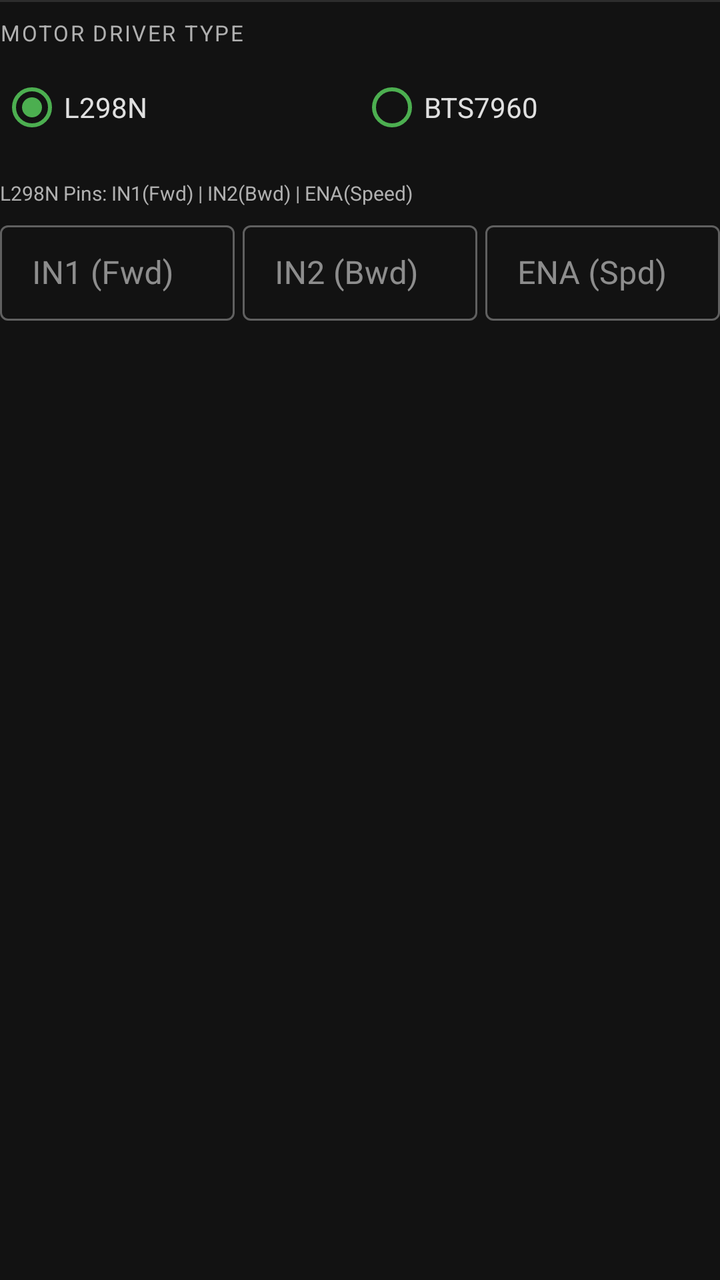
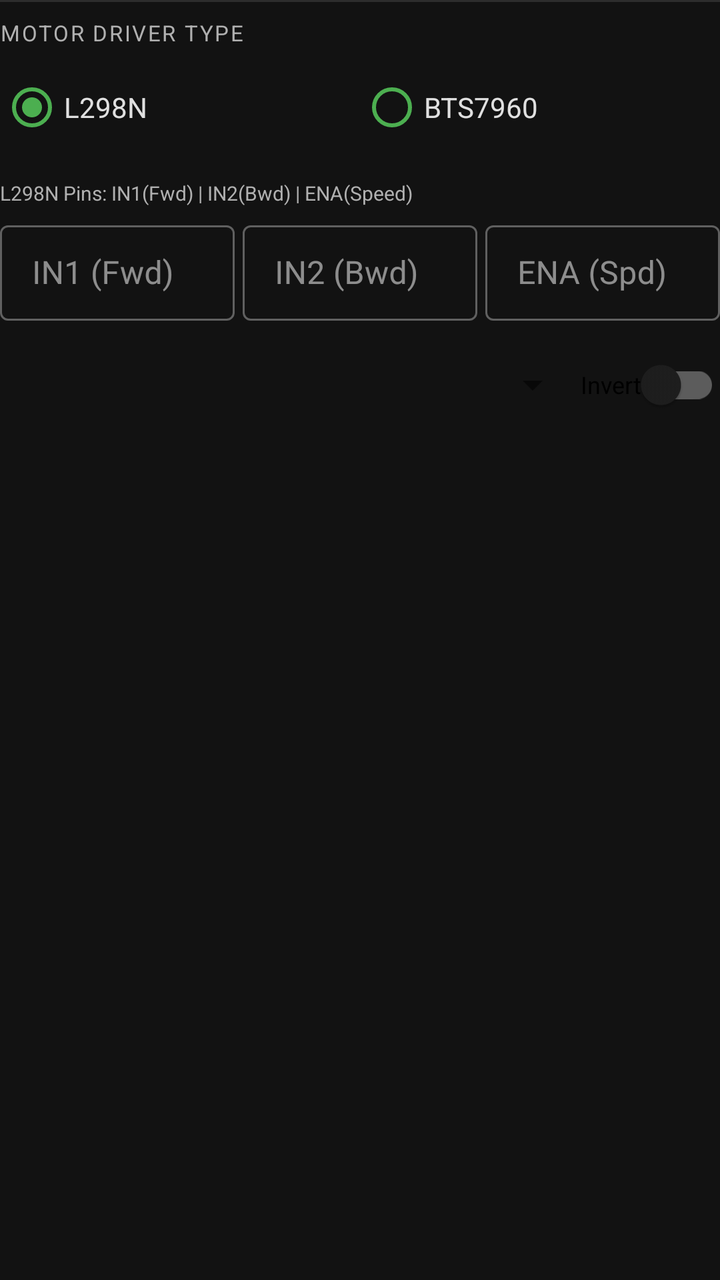

Two renders of the same Android screen: before a commit and after it. Below are the layout's source before the change and the commit's diff.
<!-- AndroidManifest.xml: application theme Theme.ControlCortase -->
<!-- res/layout/item_pins_motor.xml -->
<?xml version="1.0" encoding="utf-8"?>
<LinearLayout xmlns:android="http://schemas.android.com/apk/res/android"
    android:layout_width="match_parent"
    android:layout_height="wrap_content"
    android:orientation="vertical">

    
    <View
        android:layout_width="match_parent"
        android:layout_height="1dp"
        android:layout_marginBottom="8dp"
        android:background="@color/colorSurfaceVariant" />

    
    <TextView
        android:layout_width="wrap_content"
        android:layout_height="wrap_content"
        android:text="@string/label_driver_type"
        android:textColor="@color/colorOnSurfaceVariant"
        android:textSize="11sp"
        android:textAllCaps="true"
        android:letterSpacing="0.08"
        android:layout_marginBottom="6dp" />

    
    <RadioGroup
        android:id="@+id/rgDriverType"
        android:layout_width="match_parent"
        android:layout_height="wrap_content"
        android:orientation="horizontal"
        android:layout_marginBottom="12dp">

        <RadioButton
            android:id="@+id/rbDriverL298N"
            android:layout_width="0dp"
            android:layout_height="wrap_content"
            android:layout_weight="1"
            android:text="L298N"
            android:textColor="@color/colorOnSurface"
            android:buttonTint="@color/colorPrimary"
            android:checked="true" />

        <RadioButton
            android:id="@+id/rbDriverBts7960"
            android:layout_width="0dp"
            android:layout_height="wrap_content"
            android:layout_weight="1"
            android:text="BTS7960"
            android:textColor="@color/colorOnSurface"
            android:buttonTint="@color/colorPrimary" />

    </RadioGroup>

    
    
    
    <LinearLayout
        android:id="@+id/llPinsL298N"
        android:layout_width="match_parent"
        android:layout_height="wrap_content"
        android:orientation="vertical"
        android:visibility="visible">

        <TextView
            android:layout_width="wrap_content"
            android:layout_height="wrap_content"
            android:text="@string/label_pins_l298n"
            android:textColor="@color/colorOnSurfaceVariant"
            android:textSize="10sp"
            android:layout_marginBottom="4dp" />

        <LinearLayout
            android:layout_width="match_parent"
            android:layout_height="wrap_content"
            android:orientation="horizontal">

            <com.google.android.material.textfield.TextInputLayout
                android:layout_width="0dp"
                android:layout_height="wrap_content"
                android:layout_weight="1"
                android:layout_marginEnd="4dp"
                style="@style/Widget.MaterialComponents.TextInputLayout.OutlinedBox.Dense">

                <com.google.android.material.textfield.TextInputEditText
                    android:id="@+id/etPinFwd"
                    android:layout_width="match_parent"
                    android:layout_height="wrap_content"
                    android:hint="@string/hint_pin_in1"
                    android:inputType="number"
                    android:textColor="@color/colorOnSurface" />
            </com.google.android.material.textfield.TextInputLayout>

            <com.google.android.material.textfield.TextInputLayout
                android:layout_width="0dp"
                android:layout_height="wrap_content"
                android:layout_weight="1"
                android:layout_marginEnd="4dp"
                style="@style/Widget.MaterialComponents.TextInputLayout.OutlinedBox.Dense">

                <com.google.android.material.textfield.TextInputEditText
                    android:id="@+id/etPinBwd"
                    android:layout_width="match_parent"
                    android:layout_height="wrap_content"
                    android:hint="@string/hint_pin_in2"
                    android:inputType="number"
                    android:textColor="@color/colorOnSurface" />
            </com.google.android.material.textfield.TextInputLayout>

            <com.google.android.material.textfield.TextInputLayout
                android:layout_width="0dp"
                android:layout_height="wrap_content"
                android:layout_weight="1"
                style="@style/Widget.MaterialComponents.TextInputLayout.OutlinedBox.Dense">

                <com.google.android.material.textfield.TextInputEditText
                    android:id="@+id/etPinSpd"
                    android:layout_width="match_parent"
                    android:layout_height="wrap_content"
                    android:hint="@string/hint_pin_ena"
                    android:inputType="number"
                    android:textColor="@color/colorOnSurface" />
            </com.google.android.material.textfield.TextInputLayout>

        </LinearLayout>
    </LinearLayout>

    
    
    
    <LinearLayout
        android:id="@+id/llPinsBts7960"
        android:layout_width="match_parent"
        android:layout_height="wrap_content"
        android:orientation="vertical"
        android:visibility="gone">

        <TextView
            android:layout_width="wrap_content"
            android:layout_height="wrap_content"
            android:text="@string/label_pins_bts7960"
            android:textColor="@color/colorOnSurfaceVariant"
            android:textSize="10sp"
            android:layout_marginBottom="4dp" />

        
        <LinearLayout
            android:layout_width="match_parent"
            android:layout_height="wrap_content"
            android:orientation="horizontal"
            android:layout_marginBottom="4dp">

            <com.google.android.material.textfield.TextInputLayout
                android:layout_width="0dp"
                android:layout_height="wrap_content"
                android:layout_weight="1"
                android:layout_marginEnd="4dp"
                style="@style/Widget.MaterialComponents.TextInputLayout.OutlinedBox.Dense">

                <com.google.android.material.textfield.TextInputEditText
                    android:id="@+id/etBtsRpwm"
                    android:layout_width="match_parent"
                    android:layout_height="wrap_content"
                    android:hint="@string/hint_pin_rpwm"
                    android:inputType="number"
                    android:textColor="@color/colorOnSurface" />
            </com.google.android.material.textfield.TextInputLayout>

            <com.google.android.material.textfield.TextInputLayout
                android:layout_width="0dp"
                android:layout_height="wrap_content"
                android:layout_weight="1"
                style="@style/Widget.MaterialComponents.TextInputLayout.OutlinedBox.Dense">

                <com.google.android.material.textfield.TextInputEditText
                    android:id="@+id/etBtsLpwm"
                    android:layout_width="match_parent"
                    android:layout_height="wrap_content"
                    android:hint="@string/hint_pin_lpwm"
                    android:inputType="number"
                    android:textColor="@color/colorOnSurface" />
            </com.google.android.material.textfield.TextInputLayout>

        </LinearLayout>

        
        <LinearLayout
            android:layout_width="match_parent"
            android:layout_height="wrap_content"
            android:orientation="horizontal">

            <com.google.android.material.textfield.TextInputLayout
                android:layout_width="0dp"
                android:layout_height="wrap_content"
                android:layout_weight="1"
                android:layout_marginEnd="4dp"
                style="@style/Widget.MaterialComponents.TextInputLayout.OutlinedBox.Dense">

                <com.google.android.material.textfield.TextInputEditText
                    android:id="@+id/etBtsRen"
                    android:layout_width="match_parent"
                    android:layout_height="wrap_content"
                    android:hint="@string/hint_pin_r_en"
                    android:inputType="number"
                    android:textColor="@color/colorOnSurface" />
            </com.google.android.material.textfield.TextInputLayout>

            <com.google.android.material.textfield.TextInputLayout
                android:layout_width="0dp"
                android:layout_height="wrap_content"
                android:layout_weight="1"
                style="@style/Widget.MaterialComponents.TextInputLayout.OutlinedBox.Dense">

                <com.google.android.material.textfield.TextInputEditText
                    android:id="@+id/etBtsLen"
                    android:layout_width="match_parent"
                    android:layout_height="wrap_content"
                    android:hint="@string/hint_pin_l_en"
                    android:inputType="number"
                    android:textColor="@color/colorOnSurface" />
            </com.google.android.material.textfield.TextInputLayout>

        </LinearLayout>
    </LinearLayout>

</LinearLayout>
<!-- resources referenced by this layout -->
<resources>
  <color name="colorOnSurface">#E0E0E0</color>
  <color name="colorOnSurfaceVariant">#B0B0B0</color>
  <color name="colorPrimary">#4CAF50</color>
  <color name="colorSurfaceVariant">#2D2D2D</color>
  <string name="hint_pin_ena">ENA (Spd)</string>
  <string name="hint_pin_in1">IN1 (Fwd)</string>
  <string name="hint_pin_in2">IN2 (Bwd)</string>
  <string name="hint_pin_l_en">L_EN</string>
  <string name="hint_pin_lpwm">LPWM (Bwd)</string>
  <string name="hint_pin_r_en">R_EN</string>
  <string name="hint_pin_rpwm">RPWM (Fwd)</string>
  <string name="label_driver_type">Motor Driver Type</string>
  <string name="label_pins_bts7960">BTS7960 Pins: RPWM | LPWM | R_EN | L_EN</string>
  <string name="label_pins_l298n">L298N Pins: IN1(Fwd) | IN2(Bwd) | ENA(Speed)</string>
  <style name="Theme.ControlCortase" parent="Theme.MaterialComponents.DayNight.NoActionBar">
          
          <item name="colorPrimary">@color/colorPrimary</item>
          <item name="colorPrimaryVariant">@color/colorPrimaryVariant</item>
          <item name="colorOnPrimary">@color/white</item>
          
          
          <item name="colorSecondary">@color/colorSecondary</item>
          <item name="colorSecondaryVariant">@color/colorSecondaryVariant</item>
          <item name="colorOnSecondary">@color/black</item>
          
          
          <item name="android:windowBackground">@color/colorBackground</item>
          <item name="colorSurface">@color/colorSurface</item>
          <item name="colorOnSurface">@color/colorOnSurface</item>
          
          
          <item name="android:statusBarColor">@color/colorBackground</item>
          <item name="android:windowLightStatusBar" tools:targetApi="m">false</item>
          
          
          <item name="colorError">@color/colorError</item>
          <item name="colorOnError">@color/white</item>
      </style>
  <color name="colorPrimaryVariant">#66BB6A</color>
  <color name="white">#FFFFFFFF</color>
  <color name="colorSecondary">#FF9800</color>
  <color name="colorSecondaryVariant">#FFB74D</color>
  <color name="black">#FF000000</color>
  <color name="colorBackground">#121212</color>
  <color name="colorSurface">#1E1E1E</color>
  <color name="colorError">#F44336</color>
</resources>

<!-- the commit's change to res/layout/item_pins_motor.xml (unified diff, before → after) -->
@@ -222,4 +222,26 @@
         </LinearLayout>
     </LinearLayout>
 
+    <LinearLayout
+        android:layout_width="match_parent"
+        android:layout_height="wrap_content"
+        android:orientation="horizontal"
+        android:gravity="center_vertical"
+        android:layout_marginTop="8dp">
+
+        <Spinner
+            android:id="@+id/spinnerRole"
+            android:layout_width="0dp"
+            android:layout_height="wrap_content"
+            android:layout_weight="1" />
+
+        <com.google.android.material.switchmaterial.SwitchMaterial
+            android:id="@+id/switchInvert"
+            android:layout_width="wrap_content"
+            android:layout_height="wrap_content"
+            android:text="@string/label_invert"
+            android:textSize="12sp" />
+
+    </LinearLayout>
+
 </LinearLayout>
<!-- resource entries referenced after the edit -->
@@ -12,6 +12,7 @@
   <string name="hint_pin_r_en">R_EN</string>
   <string name="hint_pin_rpwm">RPWM (Fwd)</string>
   <string name="label_driver_type">Motor Driver Type</string>
+  <string name="label_invert">Invert</string>
   <string name="label_pins_bts7960">BTS7960 Pins: RPWM | LPWM | R_EN | L_EN</string>
   <string name="label_pins_l298n">L298N Pins: IN1(Fwd) | IN2(Bwd) | ENA(Speed)</string>
   <style name="Theme.ControlCortase" parent="Theme.MaterialComponents.DayNight.NoActionBar">
